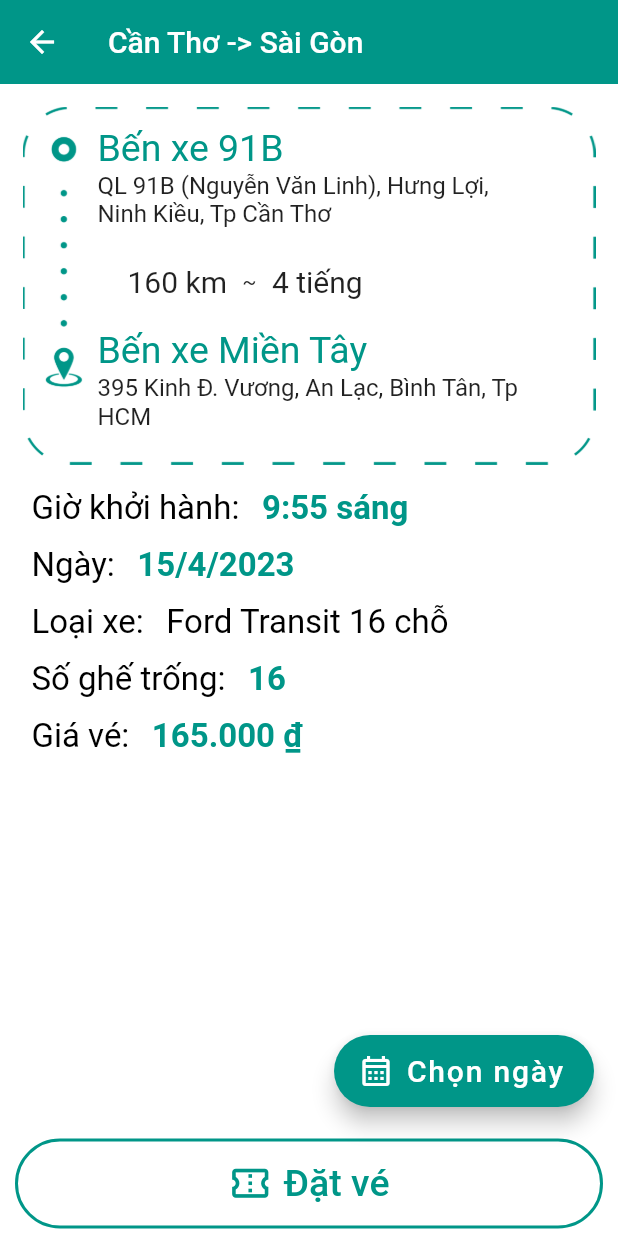
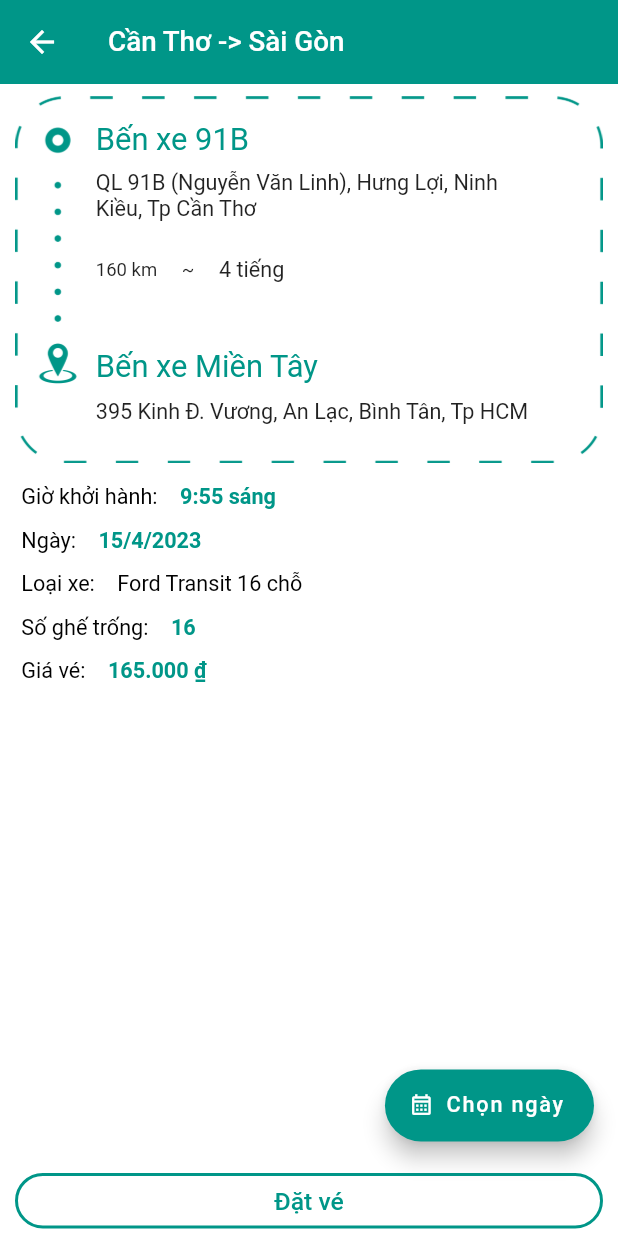
Before and after one commit to 22-23Sem2-Courses/ct48403-project-phucb1910280, a Flutter app: the HomePage screen opened directly, after a tap on "Cần Thơ -> Sài Gòn", on a phone screen of 412 x 824 dp. Run offline on Flutter 3.47's test engine with Material 2 defaults, Android fonts, the phone set to English and light mode, and no system bars; our stand-ins replace cloud_firestore, firebase_auth, firebase_core; accounts and stored records are empty.

Commit message:
Cai dat size chu, giao dien thich ung tren kich thuoc thiet bi khac nhau

```diff
--- a/lib/shared/ticket_detail.dart
+++ b/lib/shared/ticket_detail.dart
@@ -96,15 +96,19 @@ class _TicketDetailScreenState extends State<TicketDetailScreen> {
 
   @override
   Widget build(BuildContext context) {
+    var s = MediaQuery.of(context).size.width;
     return Scaffold(
       backgroundColor: Colors.white,
       appBar: AppBar(
         backgroundColor: Colors.teal,
-        title: Text(widget.ticket.hanhTrinh),
+        title: Text(
+          widget.ticket.hanhTrinh,
+          style: TextStyle(fontSize: s * 0.045),
+        ),
         elevation: 0,
       ),
       body: Padding(
-        padding: const EdgeInsets.all(15.0),
+        padding: EdgeInsets.all(s * 0.02),
         child: ListView(
           children: [
             Center(
@@ -118,74 +122,75 @@ class _TicketDetailScreenState extends State<TicketDetailScreen> {
                     ),
                   ),
                   Positioned(
-                    top: 13,
-                    left: 50,
+                    top: s * 0.041,
+                    left: s * 0.13,
                     child: Text(
                       widget.ticket.diemDi,
-                      style: const TextStyle(fontSize: 25, color: Colors.teal),
+                      style: TextStyle(fontSize: s * 0.05, color: Colors.teal),
                     ),
                   ),
                   Positioned(
-                    top: 43,
-                    left: 50,
+                    top: s * 0.12,
+                    left: s * 0.13,
                     child: SizedBox(
                       width: MediaQuery.of(context).size.width * 0.7,
                       child: Text(
                         widget.ticket.dcDiemDi,
                         maxLines: 2,
-                        style: const TextStyle(
-                          fontSize: 16,
+                        style: TextStyle(
+                          fontSize: s * 0.035,
                         ),
                       ),
                     ),
                   ),
                   Positioned(
-                    top: 105,
-                    left: 70,
+                    top: s * 0.26,
+                    left: s * 0.13,
                     child: Row(
                       children: [
                         Text(
                           widget.ticket.khoanCach,
-                          style: const TextStyle(fontSize: 20),
+                          style: TextStyle(fontSize: s * 0.030),
                         ),
-                        const SizedBox(
-                          width: 30,
-                          child: Center(child: Text('~')),
+                        SizedBox(
+                          width: s * 0.1,
+                          child: Center(
+                              child: Text(
+                            '~',
+                            style: TextStyle(fontSize: s * 0.03),
+                          )),
                         ),
                         Text(
                           '${widget.ticket.thoiGianDuKien} tiếng',
-                          style: const TextStyle(fontSize: 20),
+                          style: TextStyle(fontSize: s * 0.035),
                         ),
                       ],
                     ),
                   ),
                   Positioned(
-                    top: 148,
-                    left: 50,
+                    top: s * 0.408,
+                    left: s * 0.13,
                     child: Text(
                       widget.ticket.diemDen,
-                      style: const TextStyle(fontSize: 25, color: Colors.teal),
+                      style: TextStyle(fontSize: s * 0.05, color: Colors.teal),
                     ),
                   ),
                   Positioned(
-                    top: 178,
-                    left: 50,
-                    child: SizedBox(
-                      width: MediaQuery.of(context).size.width * 0.7,
-                      child: Text(
-                        widget.ticket.dcDiemDen,
-                        maxLines: 2,
-                        style: const TextStyle(
-                          fontSize: 16,
-                        ),
+                    top: s * 0.49,
+                    left: s * 0.13,
+                    child: Text(
+                      widget.ticket.dcDiemDen,
+                      maxLines: 2,
+                      style: TextStyle(
+                        fontSize: s * 0.035,
                       ),
                     ),
                   ),
                 ],
               ),
             ),
-            const SizedBox(
-              height: 10,
+            SizedBox(
+              height: s * 0.02,
             ),
             detailInfo('Giờ khởi hành', widget.ticket.gioKhoiHanhHienThi,
                 setTealColor: true, setBold: true),
@@ -208,10 +213,10 @@ class _TicketDetailScreenState extends State<TicketDetailScreen> {
         onPressed: () {
           showDateTimePicker(context);
         },
-        icon: const Icon(Icons.calendar_month_outlined),
-        label: const Text(
+        icon: Icon(Icons.calendar_month_outlined, size: s * 0.04),
+        label: Text(
           'Chọn ngày',
-          style: TextStyle(fontSize: 20),
+          style: TextStyle(fontSize: s * 0.035),
         ),
       ),
       bottomNavigationBar: Padding(
@@ -223,6 +228,8 @@ class _TicketDetailScreenState extends State<TicketDetailScreen> {
 
   Widget detailInfo(String key, dynamic value,
       {bool setTealColor = false, bool setBold = false}) {
+    var s = MediaQuery.of(context).size.width;
+
     return Padding(
       padding: const EdgeInsets.all(6.0),
       child: Row(
@@ -230,8 +237,8 @@ class _TicketDetailScreenState extends State<TicketDetailScreen> {
         children: [
           Text(
             '$key:',
-            style: const TextStyle(
-              fontSize: 22,
+            style: TextStyle(
+              fontSize: s * 0.035,
               color: Colors.black,
             ),
           ),
@@ -241,7 +248,7 @@ class _TicketDetailScreenState extends State<TicketDetailScreen> {
           Text(
             value,
             style: TextStyle(
-              fontSize: 22,
+              fontSize: s * 0.035,
               fontWeight: setBold ? FontWeight.bold : FontWeight.normal,
               color: setTealColor ? Colors.teal : Colors.black,
             ),
--- a/lib/shared/ticket_widget.dart
+++ b/lib/shared/ticket_widget.dart
@@ -13,74 +13,85 @@ class TicketWidget extends StatelessWidget {
 
   @override
   Widget build(BuildContext context) {
+    var s = MediaQuery.of(context).size.width;
     return Padding(
       padding: const EdgeInsets.symmetric(horizontal: 10, vertical: 5),
       child: Stack(
         children: [
-          Image.asset('assets/images/${ticket.loaiChuyenXe}.png'),
+          SizedBox(
+              width: s * 0.95,
+              height: s * 0.42,
+              child: Image.asset(
+                'assets/images/${ticket.loaiChuyenXe}.png',
+                fit: BoxFit.fitWidth,
+              )),
           Positioned(
-            top: 12,
-            left: 15,
+            top: s * 0.02,
+            left: s * 0.04,
             child: Text(
               ticket.hanhTrinh,
-              style: const TextStyle(
-                fontSize: 25,
+              style: TextStyle(
+                fontSize: s * 0.07,
+                fontWeight: FontWeight.bold,
               ),
             ),
           ),
           Positioned(
-            top: 47,
-            left: 35,
+            top: s * 0.118,
+            left: s * 0.075,
             child: Text(
               'Giờ khởi hành: ${ticket.gioKhoiHanhHienThi}',
-              style: const TextStyle(
-                fontSize: 20,
+              style: TextStyle(
+                fontSize: s * 0.06,
               ),
             ),
           ),
           Positioned(
-            top: 95,
-            left: 35,
+            top: s * 0.23,
+            left: s * 0.075,
             child: Text(
               'Điểm đi: ${ticket.diemDi}',
-              style: const TextStyle(
-                fontSize: 20,
+              style: TextStyle(
+                fontSize: s * 0.06,
                 color: Colors.white,
               ),
             ),
           ),
           Positioned(
-            top: 130,
-            left: 15,
+            top: s * 0.33,
+            left: s * 0.04,
             child: SizedBox(
-              width: MediaQuery.of(context).size.width * 0.85,
               child: Row(
-                mainAxisAlignment: MainAxisAlignment.center,
+                mainAxisAlignment: MainAxisAlignment.start,
                 children: [
                   Text(
                     NumberFormat.simpleCurrency(
                             locale: 'vi-VN', decimalDigits: 0)
                         .format(ticket.giaVe),
-                    style: const TextStyle(
-                      fontSize: 20,
+                    style: TextStyle(
+                      fontSize: s * 0.06,
                       fontWeight: FontWeight.bold,
                       color: Colors.yellow,
                     ),
                   ),
-                  const Expanded(child: SizedBox()),
+                  SizedBox(
+                    width: s * 0.07,
+                  ),
                   Text(
                     ticket.khoanCach,
-                    style: const TextStyle(
-                      fontSize: 20,
+                    style: TextStyle(
+                      fontSize: s * 0.055,
                       fontWeight: FontWeight.normal,
                       color: Colors.white,
                     ),
                   ),
-                  const Expanded(child: SizedBox()),
-                  const Text(
+                  SizedBox(
+                    width: s * 0.07,
+                  ),
+                  Text(
                     'Chi tiết >>',
                     style: TextStyle(
-                      fontSize: 20,
+                      fontSize: s * 0.06,
                       fontWeight: FontWeight.normal,
                       color: Colors.yellow,
                     ),
--- a/lib/ui/home_page.dart
+++ b/lib/ui/home_page.dart
@@ -57,6 +57,7 @@ class _HomePageState extends State<HomePage> {
   @override
   Widget build(BuildContext context) {
     var notif = Provider.of<NotificationProvider>(context);
+    var s = MediaQuery.of(context).size.width;
     return Scaffold(
       body: IndexedStack(
         index: pageIndex,
@@ -73,7 +74,7 @@ class _HomePageState extends State<HomePage> {
             context: context,
             builder: (context) {
               return Container(
-                height: 320,
+                height: s * 0.6,
                 decoration: const BoxDecoration(
                   borderRadius: BorderRadius.all(Radius.circular(30)),
                   color: Colors.white,
@@ -84,38 +85,37 @@ class _HomePageState extends State<HomePage> {
                       const SizedBox(
                         height: 20,
                       ),
-                      const CircleAvatar(
-                        radius: 80,
-                        backgroundImage: AssetImage(
+                      CircleAvatar(
+                        radius: s * 0.15,
+                        backgroundImage: const AssetImage(
                           'assets/images/XBus_avt.jpg',
                         ),
                       ),
-                      const SizedBox(
-                        height: 15,
+                      SizedBox(
+                        height: s * 0.045,
                       ),
-                      const Text(
+                      Text(
                         'Xe Khách tealXBus',
-                        style: TextStyle(fontSize: 25),
+                        style: TextStyle(fontSize: s * 0.05),
                       ),
-                      const SizedBox(
-                        height: 20,
-                      ),
+                      const Expanded(child: SizedBox()),
                       Row(
                         children: [
                           Expanded(
                             child: TextButton.icon(
                                 onPressed: () {},
-                                icon: const Icon(
+                                icon: Icon(
                                   Icons.phone,
-                                  size: 30,
+                                  size: s * 0.035,
                                 ),
-                                label: const Text(
+                                label: Text(
                                   '0919983995 - Mr Phuc',
-                                  style: TextStyle(fontSize: 25),
+                                  style: TextStyle(fontSize: s * 0.05),
                                 )),
                           ),
                         ],
                       ),
+                      const Expanded(child: SizedBox()),
                     ],
                   ),
                 ),
@@ -123,14 +123,20 @@ class _HomePageState extends State<HomePage> {
             },
           );
         },
-        icon: const Icon(Icons.local_phone),
-        label: const Text('Hotline', style: TextStyle(fontSize: 20)),
+        icon: Icon(
+          Icons.local_phone,
+          size: s * 0.04,
+        ),
+        label: Text('Hotline', style: TextStyle(fontSize: s * 0.04)),
       ),
       bottomNavigationBar: BottomNavigationBar(
         type: BottomNavigationBarType.fixed,
         onTap: _changePageIndex,
         currentIndex: pageIndex,
         elevation: 0,
+        iconSize: s * 0.05,
+        selectedFontSize: s * 0.035,
+        unselectedFontSize: s * 0.03,
         backgroundColor: Colors.white,
         selectedItemColor: Colors.teal,
         unselectedItemColor: Colors.grey,
@@ -153,10 +159,11 @@ class _HomePageState extends State<HomePage> {
           ),
           BottomNavigationBarItem(
             icon: Badge(
-              textStyle: const TextStyle(
-                fontSize: 15,
+              largeSize: s * 0.035,
+              textStyle: TextStyle(
+                fontSize: s * 0.026,
               ),
-              alignment: const AlignmentDirectional(15, -3),
+              alignment: AlignmentDirectional(s * 0.03, -s * 0.01),
               label: notif.getNotificationCount() != 0
                   ? Text(notif.getNotificationCount().toString())
                   : const Text(''),
--- a/lib/ui/tickets_overview_screen.dart
+++ b/lib/ui/tickets_overview_screen.dart
@@ -9,12 +9,13 @@ class TicketsOverviewScreen extends StatelessWidget {
 
   @override
   Widget build(BuildContext context) {
+    var s = MediaQuery.of(context).size.width;
     return Scaffold(
       appBar: AppBar(
         elevation: 0,
-        title: const Text(
+        title: Text(
           'Trang chủ',
-          style: TextStyle(fontSize: 25),
+          style: TextStyle(fontSize: s * 0.05),
         ),
         systemOverlayStyle: const SystemUiOverlayStyle(
           statusBarColor: Colors.transparent,
@@ -24,18 +25,18 @@ class TicketsOverviewScreen extends StatelessWidget {
         shrinkWrap: false,
         scrollDirection: Axis.vertical,
         children: [
-          const Padding(
-            padding: EdgeInsets.fromLTRB(15, 10, 15, 5),
+          Padding(
+            padding: const EdgeInsets.fromLTRB(15, 10, 15, 5),
             child: Text(
               'Vé đi Sài Gòn',
               style: TextStyle(
-                  fontSize: 25,
+                  fontSize: s * 0.06,
                   fontWeight: FontWeight.bold,
                   fontStyle: FontStyle.italic),
             ),
           ),
           SizedBox(
-            height: 174,
+            height: s * 0.45,
             child: ListView(
               shrinkWrap: true,
               physics: const ClampingScrollPhysics(),
@@ -50,8 +51,10 @@ class TicketsOverviewScreen extends StatelessWidget {
                                   ticket: ListTicket.veDiHCM[0],
                                 )));
                   },
+                  child: Center(
                     child: TicketWidget(
                       ticket: ListTicket.veDiHCM[0],
+                    ),
                   ),
                 ),
                 GestureDetector(
@@ -63,7 +66,8 @@ class TicketsOverviewScreen extends StatelessWidget {
                                   ticket: ListTicket.veDiHCM[1],
                                 )));
                   },
-                  child: TicketWidget(ticket: ListTicket.veDiHCM[1]),
+                  child: Center(
+                      child: TicketWidget(ticket: ListTicket.veDiHCM[1])),
                 ),
                 GestureDetector(
                   onTap: () {
@@ -74,8 +78,10 @@ class TicketsOverviewScreen extends StatelessWidget {
                                   ticket: ListTicket.veDiHCM[2],
                                 )));
                   },
+                  child: Center(
                     child: TicketWidget(
                       ticket: ListTicket.veDiHCM[2],
+                    ),
                   ),
                 ),
                 GestureDetector(
@@ -87,19 +93,21 @@ class TicketsOverviewScreen extends StatelessWidget {
                                   ticket: ListTicket.veDiHCM[3],
                                 )));
                   },
+                  child: Center(
                     child: TicketWidget(
                       ticket: ListTicket.veDiHCM[3],
+                    ),
                   ),
                 ),
               ],
             ),
           ),
-          const Padding(
-            padding: EdgeInsets.fromLTRB(15, 5, 15, 5),
+          Padding(
+            padding: const EdgeInsets.fromLTRB(15, 5, 15, 5),
             child: Text(
               'Vé đi tỉnh khác',
               style: TextStyle(
-                  fontSize: 25,
+                  fontSize: s * 0.06,
                   fontWeight: FontWeight.bold,
                   fontStyle: FontStyle.italic),
             ),
@@ -118,8 +126,10 @@ class TicketsOverviewScreen extends StatelessWidget {
                                 ticket: ListTicket.veDiTinhKhac[0],
                               )));
                 },
+                child: Center(
                   child: TicketWidget(
                     ticket: ListTicket.veDiTinhKhac[0],
+                  ),
                 ),
               ),
               GestureDetector(
@@ -131,8 +141,10 @@ class TicketsOverviewScreen extends StatelessWidget {
                                 ticket: ListTicket.veDiTinhKhac[1],
                               )));
                 },
+                child: Center(
                   child: TicketWidget(
                     ticket: ListTicket.veDiTinhKhac[1],
+                  ),
                 ),
               ),
               GestureDetector(
@@ -144,8 +156,10 @@ class TicketsOverviewScreen extends StatelessWidget {
                                 ticket: ListTicket.veDiTinhKhac[2],
                               )));
                 },
+                child: Center(
                   child: TicketWidget(
                     ticket: ListTicket.veDiTinhKhac[2],
+                  ),
                 ),
               ),
               GestureDetector(
@@ -157,8 +171,10 @@ class TicketsOverviewScreen extends StatelessWidget {
                                 ticket: ListTicket.veDiTinhKhac[3],
                               )));
                 },
+                child: Center(
                   child: TicketWidget(
                     ticket: ListTicket.veDiTinhKhac[3],
+                  ),
                 ),
               ),
             ],
--- a/lib/ui/user_profile/user_profile_screen.dart
+++ b/lib/ui/user_profile/user_profile_screen.dart
@@ -10,9 +10,10 @@ class UserProfileScreen extends StatelessWidget {
 
   @override
   Widget build(BuildContext context) {
+    var s = MediaQuery.of(context).size.width;
     return Scaffold(
       appBar: AppBar(
-        title: const Text('Tài khoản', style: TextStyle(fontSize: 25)),
+        title: Text('Tài khoản', style: TextStyle(fontSize: s * 0.05)),
         elevation: 0,
       ),
       body: StreamBuilder(
@@ -29,7 +30,7 @@ class UserProfileScreen extends StatelessWidget {
                   Container(
                     margin: const EdgeInsets.symmetric(
                         horizontal: 15, vertical: 15),
-                    height: 80,
+                    height: s * 0.15,
                     decoration: BoxDecoration(
                         color: Colors.teal[50],
                         borderRadius:
@@ -37,8 +38,8 @@ class UserProfileScreen extends StatelessWidget {
                     child: Center(
                       child: ListTile(
                         leading: Container(
-                          height: 70,
-                          width: 70,
+                          height: s * 0.1,
+                          width: s * 0.1,
                           decoration: BoxDecoration(
                             shape: BoxShape.circle,
                             image: DecorationImage(
@@ -51,8 +52,8 @@ class UserProfileScreen extends StatelessWidget {
                         title: Text(
                           snapshot.data!.docs[0]['fullName'].toString(),
                           overflow: TextOverflow.ellipsis,
-                          style: const TextStyle(
-                              fontSize: 27, fontWeight: FontWeight.bold),
+                          style: TextStyle(
+                              fontSize: s * 0.055, fontWeight: FontWeight.bold),
                         ),
                       ),
                     ),
@@ -68,10 +69,11 @@ class UserProfileScreen extends StatelessWidget {
                               builder: (context) => const UserProfileDetail()));
                     },
                     child: customizeText(
+                      context,
                       'Thông tin cá nhân',
-                      const Icon(
+                      Icon(
                         Icons.person_outline,
-                        size: 30,
+                        size: s * 0.055,
                         color: Colors.black,
                       ),
                     ),
@@ -84,10 +86,11 @@ class UserProfileScreen extends StatelessWidget {
                               builder: (context) => const EditUserData()));
                     },
                     child: customizeText(
+                      context,
                       'Chỉnh sửa thông tin',
-                      const Icon(
+                      Icon(
                         Icons.edit_outlined,
-                        size: 30,
+                        size: s * 0.06,
                         color: Colors.black,
                       ),
                     ),
@@ -108,10 +111,11 @@ class UserProfileScreen extends StatelessWidget {
                       }
                     },
                     child: customizeText(
+                      context,
                       'Đăng xuất',
-                      const Icon(
+                      Icon(
                         Icons.logout,
-                        size: 30,
+                        size: s * 0.055,
                         color: Colors.black,
                       ),
                     ),
@@ -119,12 +123,12 @@ class UserProfileScreen extends StatelessWidget {
                   const SizedBox(
                     height: 10,
                   ),
-                  const Padding(
-                    padding: EdgeInsets.symmetric(horizontal: 25),
+                  Padding(
+                    padding: const EdgeInsets.symmetric(horizontal: 25),
                     child: Text(
                       'tealXBus version v0.1.1',
                       style: TextStyle(
-                          fontSize: 20,
+                          fontSize: s * 0.045,
                           color: Colors.grey,
                           fontStyle: FontStyle.italic),
                     ),
@@ -140,21 +144,22 @@ class UserProfileScreen extends StatelessWidget {
     );
   }
 
-  Widget customizeText(String label, Icon icon,
+  Widget customizeText(BuildContext context, String label, Icon icon,
       {Color textColor = Colors.black}) {
+    var s = MediaQuery.of(context).size.width;
     return Padding(
       padding: const EdgeInsets.fromLTRB(15, 7, 15, 7),
       child: Row(
         mainAxisAlignment: MainAxisAlignment.start,
         children: [
           icon,
-          const SizedBox(
-            width: 20,
+          SizedBox(
+            width: s * 0.035,
           ),
           Text(
             label,
             style: TextStyle(
-              fontSize: 25,
+              fontSize: s * 0.05,
               color: textColor,
             ),
           ),
--- a/pubspec.yaml
+++ b/pubspec.yaml
@@ -34,10 +34,10 @@ dependencies:
   firebase_core: ^2.9.0
   flutter:
     sdk: flutter
+  flutter_datetime_picker: ^1.5.1
   flutter_native_splash: ^2.2.19
   intl: ^0.17.0
   provider: ^6.0.5
-  flutter_datetime_picker: ^1.5.1
 
 dev_dependencies:
   flutter_launcher_icons: ^0.12.0
```
Also changed, not shown: lib/shared/order_ticket_button.dart (+38 -34 lines), lib/shared/popup_change_img_profile.dart (+26 -11 lines), lib/ui/auth/signup.dart (+4 -3 lines), lib/ui/user_notifications_screen.dart (+13 -7 lines), lib/ui/user_profile/edit_user_profile.dart (+19 -13 lines), lib/ui/user_profile/user_profile_detail.dart (+36 -21 lines), lib/ui/user_tickets_screen.dart (+42 -39 lines). Lines whose indentation alone changed are shown as unchanged.
